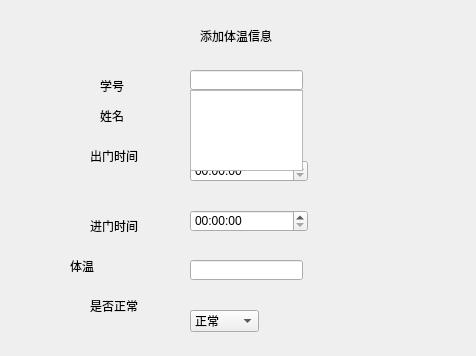
Old version of the form admin/admin_modifyinfo.ui in the repository wo16pao/MS; both pictures show x 0 to 476 and y 0 to 356 of the 476 by 519 pixel window.
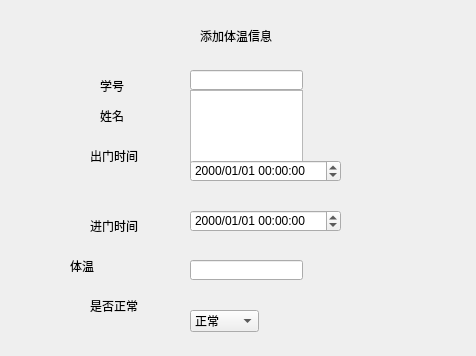
New version of the form.

The edit to the form file:
```diff
--- a/admin/admin_modifyinfo.ui
+++ b/admin/admin_modifyinfo.ui
@@ -56,19 +56,6 @@
     </rect>
    </property>
   </widget>
-  <widget class="QTimeEdit" name="timeEdit">
-   <property name="geometry">
-    <rect>
-     <x>190</x>
-     <y>160</y>
-     <width>118</width>
-     <height>22</height>
-    </rect>
-   </property>
-   <property name="displayFormat">
-    <string>HH:mm:ss</string>
-   </property>
-  </widget>
   <widget class="QPushButton" name="pushButton_confirm">
    <property name="geometry">
     <rect>
@@ -82,19 +69,6 @@
     <string>确定</string>
    </property>
   </widget>
-  <widget class="QTimeEdit" name="timeEdit_2">
-   <property name="geometry">
-    <rect>
-     <x>190</x>
-     <y>210</y>
-     <width>118</width>
-     <height>22</height>
-    </rect>
-   </property>
-   <property name="displayFormat">
-    <string>HH:mm:ss</string>
-   </property>
-  </widget>
   <widget class="QLabel" name="label_2">
    <property name="geometry">
     <rect>
@@ -265,6 +239,32 @@
     </rect>
    </property>
   </widget>
+  <widget class="QDateTimeEdit" name="dateTimeEdit">
+   <property name="geometry">
+    <rect>
+     <x>190</x>
+     <y>160</y>
+     <width>151</width>
+     <height>22</height>
+    </rect>
+   </property>
+   <property name="displayFormat">
+    <string>yyyy/MM/dd HH:mm:ss</string>
+   </property>
+  </widget>
+  <widget class="QDateTimeEdit" name="dateTimeEdit_2">
+   <property name="geometry">
+    <rect>
+     <x>190</x>
+     <y>210</y>
+     <width>151</width>
+     <height>22</height>
+    </rect>
+   </property>
+   <property name="displayFormat">
+    <string>yyyy/MM/dd HH:mm:ss</string>
+   </property>
+  </widget>
  </widget>
  <resources/>
  <connections/>
```
